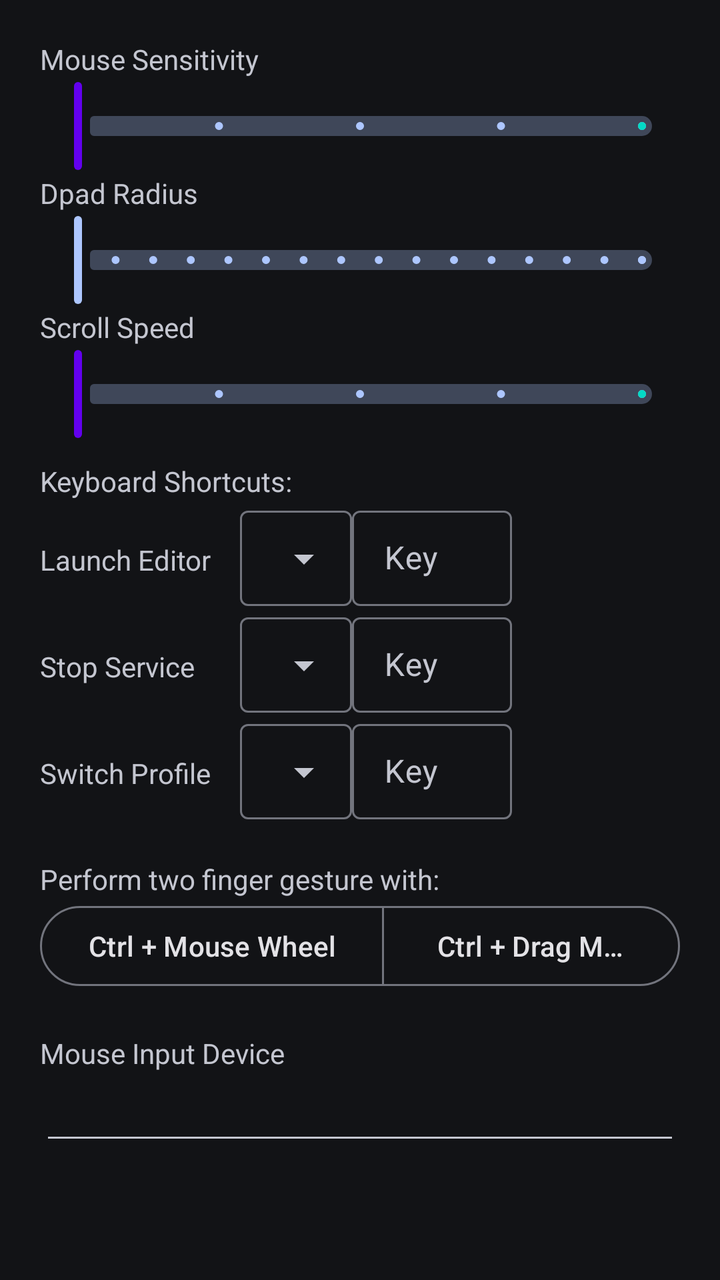
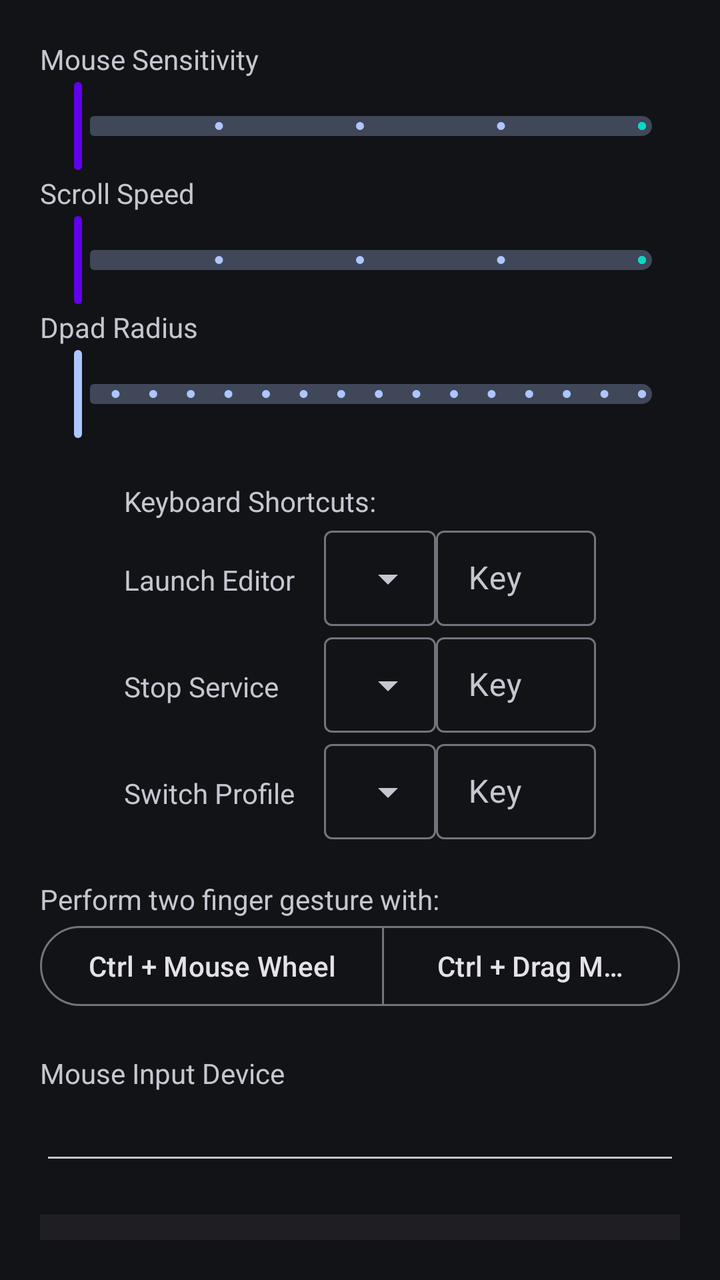

Two renders of the same Android screen: before a commit and after it. Below are the layout's source before the change and the commit's diff.
<!-- AndroidManifest.xml: application theme Theme.XtMapper -->
<!-- res/layout/fragment_settings_dialog.xml -->
<?xml version="1.0" encoding="utf-8"?>
<LinearLayout xmlns:android="http://schemas.android.com/apk/res/android"
    xmlns:app="http://schemas.android.com/apk/res-auto"
    xmlns:tools="http://schemas.android.com/tools"
    android:layout_width="match_parent"
    android:layout_height="match_parent"
    android:orientation="vertical"
    android:theme="@style/Theme.Material3.DynamicColors.Dark"
    android:padding="20dp">
    <TextView
        android:layout_width="wrap_content"
        android:layout_height="wrap_content"
        android:text="@string/mouse_sensitivity"/>

    <com.google.android.material.slider.Slider
        android:id="@+id/slider_mouse"
        android:layout_width="wrap_content"
        android:layout_height="wrap_content"
        android:stepSize="1"
        android:valueFrom="1"
        android:valueTo="5"
        app:haloColor="@color/purple_700"
        app:thumbColor="@color/purple_500"
        app:trackColorActive="@color/teal_200"
        app:trackHeight="10dp"
        tools:value="2" />

    <TextView
        android:layout_width="wrap_content"
        android:layout_height="wrap_content"
        android:text="@string/dpad_radius"/>

    <com.google.android.material.slider.Slider
        android:id="@+id/slider_dpad"
        android:layout_width="wrap_content"
        android:layout_height="wrap_content"
        android:stepSize="0.1"
        android:valueFrom="0.5"
        android:valueTo="2.0"
        app:trackHeight="10dp"
        tools:value="1.0" />

    <TextView
        android:layout_width="wrap_content"
        android:layout_height="wrap_content"
        android:text="@string/scroll_speed"/>

    <com.google.android.material.slider.Slider
        android:id="@+id/slider_scroll_speed"
        android:layout_width="wrap_content"
        android:layout_height="wrap_content"
        android:stepSize="1"
        android:valueFrom="1"
        android:valueTo="5"
        app:haloColor="@color/purple_700"
        app:thumbColor="@color/purple_500"
        app:trackColorActive="@color/teal_200"
        app:trackHeight="10dp"
        tools:value="2" />

    <TextView
        android:layout_marginTop="10dp"
        android:layout_width="match_parent"
        android:layout_height="wrap_content"
        android:text="@string/keyboard_shortcuts" />

    <LinearLayout
        android:layout_width="match_parent"
        android:layout_height="wrap_content"
        android:orientation="horizontal">

        <TextView
            android:layout_width="90dp"
            android:layout_height="wrap_content"
            android:layout_marginRight="10dp"
            android:text="@string/launch_editor"
            android:labelFor="@id/launch_editor_modifier"/>

        <com.google.android.material.textfield.TextInputLayout
            style="@style/Widget.Material3.TextInputLayout.OutlinedBox.Dense.ExposedDropdownMenu"
            android:layout_width="wrap_content"
            android:layout_height="wrap_content">

            <AutoCompleteTextView
                android:id="@+id/launch_editor_modifier"
                android:layout_width="match_parent"
                android:layout_height="wrap_content"
                android:inputType="none" />

        </com.google.android.material.textfield.TextInputLayout>

        <com.google.android.material.textfield.TextInputLayout
            android:layout_width="80dp"
            android:layout_height="wrap_content"
            style="@style/Widget.Material3.TextInputLayout.OutlinedBox.Dense"
            android:hint="@string/key">
            <com.google.android.material.textfield.TextInputEditText
                android:layout_width="match_parent"
                android:layout_height="wrap_content"
                android:id="@+id/launch_editor"
                android:inputType="none" />

        </com.google.android.material.textfield.TextInputLayout>

    </LinearLayout>

    <LinearLayout
        android:layout_width="match_parent"
        android:layout_height="wrap_content"
        android:orientation="horizontal">

        <TextView
            android:layout_width="90dp"
            android:layout_height="wrap_content"
            android:text="@string/stop_service"
            android:layout_marginRight="10dp"
            android:labelFor="@id/stop_service_modifier"/>


        <com.google.android.material.textfield.TextInputLayout
            style="@style/Widget.Material3.TextInputLayout.OutlinedBox.Dense.ExposedDropdownMenu"
            android:layout_width="wrap_content"
            android:layout_height="wrap_content">

            <AutoCompleteTextView
                android:id="@+id/stop_service_modifier"
                android:layout_width="match_parent"
                android:layout_height="wrap_content"
                android:inputType="none" />

        </com.google.android.material.textfield.TextInputLayout>

        <com.google.android.material.textfield.TextInputLayout
            android:layout_width="80dp"
            android:layout_height="wrap_content"
            style="@style/Widget.Material3.TextInputLayout.OutlinedBox.Dense"
            android:hint="@string/key">
            <com.google.android.material.textfield.TextInputEditText
                android:layout_width="match_parent"
                android:layout_height="wrap_content"
                android:id="@+id/stop_service"
                android:inputType="none" />
        </com.google.android.material.textfield.TextInputLayout>
    </LinearLayout>

    <LinearLayout
        android:layout_width="match_parent"
        android:layout_height="wrap_content"
        android:orientation="horizontal">

        <TextView
            android:layout_width="90dp"
            android:layout_height="wrap_content"
            android:text="@string/switch_profile"
            android:layout_marginRight="10dp"/>


        <com.google.android.material.textfield.TextInputLayout
            style="@style/Widget.Material3.TextInputLayout.OutlinedBox.Dense.ExposedDropdownMenu"
            android:layout_width="wrap_content"
            android:layout_height="wrap_content">

            <AutoCompleteTextView
                android:id="@+id/switch_profile_modifier"
                android:layout_width="match_parent"
                android:layout_height="wrap_content"
                android:inputType="none" />

        </com.google.android.material.textfield.TextInputLayout>

        <com.google.android.material.textfield.TextInputLayout
            android:layout_width="80dp"
            android:layout_height="wrap_content"
            style="@style/Widget.Material3.TextInputLayout.OutlinedBox.Dense"
            android:hint="@string/key">
            <com.google.android.material.textfield.TextInputEditText
                android:layout_width="match_parent"
                android:layout_height="wrap_content"
                android:id="@+id/switch_profile"
                android:inputType="none" />
        </com.google.android.material.textfield.TextInputLayout>
    </LinearLayout>

    <com.google.android.material.textview.MaterialTextView
        android:layout_width="match_parent"
        android:layout_height="wrap_content"
        android:layout_marginTop="20dp"
        android:text="@string/pinch_to_zoom_gesture_info" />

    <com.google.android.material.button.MaterialButtonToggleGroup
        android:layout_width="wrap_content"
        android:layout_height="wrap_content">
        <com.google.android.material.button.MaterialButton
            style="?attr/materialButtonOutlinedStyle"
            android:layout_width="wrap_content"
            android:layout_height="wrap_content"
            android:id="@+id/mouse_wheel_toggle"
            android:text="@string/mouse_wheel"/>
        <com.google.android.material.button.MaterialButton
            style="?attr/materialButtonOutlinedStyle"
            android:layout_width="wrap_content"
            android:layout_height="wrap_content"
            android:id="@+id/mouse_drag_toggle"
            android:text="@string/drag_mouse"/>
    </com.google.android.material.button.MaterialButtonToggleGroup>

    <TextView
        android:layout_width="wrap_content"
        android:layout_height="wrap_content"
        android:text="@string/mouse_input_device"
        android:labelFor="@id/input_device"
        android:layout_marginTop="20dp"/>

    <EditText
        android:layout_width="match_parent"
        android:layout_height="wrap_content"
        android:inputType="textNoSuggestions"
        android:id="@+id/input_device"
        android:importantForAutofill="no" />
</LinearLayout>
<!-- resources referenced by this layout -->
<resources>
  <color name="purple_500">#FF6200EE</color>
  <color name="purple_700">#FF3700B3</color>
  <color name="teal_200">#FF03DAC5</color>
  <string name="dpad_radius">Dpad Radius</string>
  <string name="drag_mouse">Ctrl + Drag Mouse</string>
  <string name="key">Key</string>
  <string name="keyboard_shortcuts">Keyboard Shortcuts:</string>
  <string name="launch_editor">Launch Editor</string>
  <string name="mouse_input_device">Mouse Input Device</string>
  <string name="mouse_sensitivity">Mouse Sensitivity</string>
  <string name="mouse_wheel">Ctrl + Mouse Wheel</string>
  <string name="pinch_to_zoom_gesture_info">Perform two finger gesture with:</string>
  <string name="scroll_speed">Scroll Speed</string>
  <string name="stop_service">Stop Service</string>
  <string name="switch_profile">Switch Profile</string>
  <style name="Theme.XtMapper" parent="Theme.Material3.DynamicColors.Dark">
          
          <item name="colorPrimary">@color/grey</item>
          <item name="colorPrimaryVariant">@color/purple_500</item>
          <item name="colorOnPrimary">@color/white</item>
          
          <item name="colorSecondary">@color/teal_200</item>
          <item name="colorSecondaryVariant">@color/teal_700</item>
          <item name="colorOnSecondary">@color/black</item>
          
          <item name="android:statusBarColor">?attr/colorPrimaryVariant</item>
          
      </style>
  <color name="grey">#303030</color>
  <color name="white">#FFFFFFFF</color>
  <color name="teal_700">#FF018786</color>
  <color name="black">#FF000000</color>
</resources>

<!-- the commit's change to res/layout/fragment_settings_dialog.xml (unified diff, before → after) -->
@@ -6,215 +6,253 @@
     android:layout_height="match_parent"
     android:orientation="vertical"
     android:theme="@style/Theme.Material3.DynamicColors.Dark"
-    android:padding="20dp">
-    <TextView
+    android:padding="20dp"
+    android:animateLayoutChanges="true">
+
+    <LinearLayout
+        android:id="@+id/sliders"
+        android:layout_width="match_parent"
+        android:layout_height="wrap_content"
+        android:layout_marginBottom="20dp"
+        android:orientation="vertical">
+
+        <TextView
+            android:layout_width="wrap_content"
+            android:layout_height="wrap_content"
+            android:text="@string/mouse_sensitivity" />
+
+        <com.google.android.material.slider.Slider
+            android:id="@+id/slider_mouse"
+            android:layout_width="wrap_content"
+            android:layout_height="wrap_content"
+            android:stepSize="1"
+            android:valueFrom="1"
+            android:valueTo="5"
+            app:haloColor="@color/purple_700"
+            app:thumbColor="@color/purple_500"
+            app:trackColorActive="@color/teal_200"
+            app:trackHeight="10dp"
+            tools:value="2" />
+
+        <TextView
+            android:layout_width="wrap_content"
+            android:layout_height="wrap_content"
+            android:text="@string/scroll_speed" />
+
+        <com.google.android.material.slider.Slider
+            android:id="@+id/slider_scroll_speed"
+            android:layout_width="wrap_content"
+            android:layout_height="wrap_content"
+            android:stepSize="1"
+            android:valueFrom="1"
+            android:valueTo="5"
+            app:haloColor="@color/purple_700"
+            app:thumbColor="@color/purple_500"
+            app:trackColorActive="@color/teal_200"
+            app:trackHeight="10dp"
+            tools:value="2" />
+
+        <TextView
+            android:layout_width="wrap_content"
+            android:layout_height="wrap_content"
+            android:text="@string/dpad_radius" />
+
+        <com.google.android.material.slider.Slider
+            android:id="@+id/slider_dpad"
+            android:layout_width="wrap_content"
+            android:layout_height="wrap_content"
+            android:stepSize="0.1"
+            android:valueFrom="0.5"
+            android:valueTo="2.0"
+            app:trackHeight="10dp"
+            tools:value="1.0" />
+
+    </LinearLayout>
+
+    <LinearLayout
+        android:id="@+id/shortcuts"
         android:layout_width="wrap_content"
         android:layout_height="wrap_content"
-        android:text="@string/mouse_sensitivity"/>
-
-    <com.google.android.material.slider.Slider
-        android:id="@+id/slider_mouse"
-        android:layout_width="wrap_content"
-        android:layout_height="wrap_content"
-        android:stepSize="1"
-        android:valueFrom="1"
-        android:valueTo="5"
-        app:haloColor="@color/purple_700"
-        app:thumbColor="@color/purple_500"
-        app:trackColorActive="@color/teal_200"
-        app:trackHeight="10dp"
-        tools:value="2" />
-
-    <TextView
-        android:layout_width="wrap_content"
-        android:layout_height="wrap_content"
-        android:text="@string/dpad_radius"/>
-
-    <com.google.android.material.slider.Slider
-        android:id="@+id/slider_dpad"
-        android:layout_width="wrap_content"
-        android:layout_height="wrap_content"
-        android:stepSize="0.1"
-        android:valueFrom="0.5"
-        android:valueTo="2.0"
-        app:trackHeight="10dp"
-        tools:value="1.0" />
-
-    <TextView
-        android:layout_width="wrap_content"
-        android:layout_height="wrap_content"
-        android:text="@string/scroll_speed"/>
-
-    <com.google.android.material.slider.Slider
-        android:id="@+id/slider_scroll_speed"
-        android:layout_width="wrap_content"
-        android:layout_height="wrap_content"
-        android:stepSize="1"
-        android:valueFrom="1"
-        android:valueTo="5"
-        app:haloColor="@color/purple_700"
-        app:thumbColor="@color/purple_500"
-        app:trackColorActive="@color/teal_200"
-        app:trackHeight="10dp"
-        tools:value="2" />
-
-    <TextView
-        android:layout_marginTop="10dp"
+        android:layout_gravity="center"
+        android:layout_marginBottom="20dp"
+        android:orientation="vertical">
+
+        <TextView
+            android:layout_width="match_parent"
+            android:layout_height="wrap_content"
+            android:text="@string/keyboard_shortcuts" />
+
+        <LinearLayout
+            android:layout_width="match_parent"
+            android:layout_height="wrap_content"
+            android:orientation="horizontal">
+
+            <TextView
+                android:layout_width="90dp"
+                android:layout_height="wrap_content"
+                android:layout_marginRight="10dp"
+                android:labelFor="@id/launch_editor_modifier"
+                android:text="@string/launch_editor" />
+
+            <com.google.android.material.textfield.TextInputLayout
+                style="@style/Widget.Material3.TextInputLayout.OutlinedBox.Dense.ExposedDropdownMenu"
+                android:layout_width="wrap_content"
+                android:layout_height="wrap_content">
+
+                <AutoCompleteTextView
+                    android:id="@+id/launch_editor_modifier"
+                    android:layout_width="match_parent"
+                    android:layout_height="wrap_content"
+                    android:inputType="none" />
+
+            </com.google.android.material.textfield.TextInputLayout>
+
+            <com.google.android.material.textfield.TextInputLayout
+                style="@style/Widget.Material3.TextInputLayout.OutlinedBox.Dense"
+                android:layout_width="80dp"
+                android:layout_height="wrap_content"
+                android:hint="@string/key">
+
+                <com.google.android.material.textfield.TextInputEditText
+                    android:id="@+id/launch_editor"
+                    android:layout_width="match_parent"
+                    android:layout_height="wrap_content"
+                    android:inputType="none" />
+
+            </com.google.android.material.textfield.TextInputLayout>
+
+        </LinearLayout>
+
+        <LinearLayout
+            android:layout_width="match_parent"
+            android:layout_height="wrap_content"
+            android:orientation="horizontal">
+
+            <TextView
+                android:layout_width="90dp"
+                android:layout_height="wrap_content"
+                android:layout_marginRight="10dp"
+                android:labelFor="@id/stop_service_modifier"
+                android:text="@string/stop_service" />
+
+
+            <com.google.android.material.textfield.TextInputLayout
+                style="@style/Widget.Material3.TextInputLayout.OutlinedBox.Dense.ExposedDropdownMenu"
+                android:layout_width="wrap_content"
+                android:layout_height="wrap_content">
+
+                <AutoCompleteTextView
+                    android:id="@+id/stop_service_modifier"
+                    android:layout_width="match_parent"
+                    android:layout_height="wrap_content"
+                    android:inputType="none" />
+
+            </com.google.android.material.textfield.TextInputLayout>
+
+            <com.google.android.material.textfield.TextInputLayout
+                style="@style/Widget.Material3.TextInputLayout.OutlinedBox.Dense"
+                android:layout_width="80dp"
+                android:layout_height="wrap_content"
+                android:hint="@string/key">
+
+                <com.google.android.material.textfield.TextInputEditText
+                    android:id="@+id/stop_service"
+                    android:layout_width="match_parent"
+                    android:layout_height="wrap_content"
+                    android:inputType="none" />
+            </com.google.android.material.textfield.TextInputLayout>
+        </LinearLayout>
+
+        <LinearLayout
+            android:layout_width="match_parent"
+            android:layout_height="wrap_content"
+            android:orientation="horizontal">
+
+            <TextView
+                android:layout_width="90dp"
+                android:layout_height="wrap_content"
+                android:layout_marginRight="10dp"
+                android:text="@string/switch_profile" />
+
+
+            <com.google.android.material.textfield.TextInputLayout
+                style="@style/Widget.Material3.TextInputLayout.OutlinedBox.Dense.ExposedDropdownMenu"
+                android:layout_width="wrap_content"
+                android:layout_height="wrap_content">
+
+                <AutoCompleteTextView
+                    android:id="@+id/switch_profile_modifier"
+                    android:layout_width="match_parent"
+                    android:layout_height="wrap_content"
+                    android:inputType="none" />
+
+            </com.google.android.material.textfield.TextInputLayout>
+
+            <com.google.android.material.textfield.TextInputLayout
+                style="@style/Widget.Material3.TextInputLayout.OutlinedBox.Dense"
+                android:layout_width="80dp"
+                android:layout_height="wrap_content"
+                android:hint="@string/key">
+
+                <com.google.android.material.textfield.TextInputEditText
+                    android:id="@+id/switch_profile"
+                    android:layout_width="match_parent"
+                    android:layout_height="wrap_content"
+                    android:inputType="none" />
+            </com.google.android.material.textfield.TextInputLayout>
+        </LinearLayout>
+    </LinearLayout>
+
+    <LinearLayout
+        android:id="@+id/misc"
         android:layout_width="match_parent"
         android:layout_height="wrap_content"
-        android:text="@string/keyboard_shortcuts" />
-
-    <LinearLayout
+        android:layout_marginBottom="20dp"
+        android:orientation="vertical">
+
+        <TextView
+            android:layout_width="match_parent"
+            android:layout_height="wrap_content"
+            android:text="@string/pinch_to_zoom_gesture_info" />
+
+        <com.google.android.material.button.MaterialButtonToggleGroup
+            android:layout_width="wrap_content"
+            android:layout_height="wrap_content">
+
+            <com.google.android.material.button.MaterialButton
+                android:id="@+id/mouse_wheel_toggle"
+                style="?attr/materialButtonOutlinedStyle"
+                android:layout_width="wrap_content"
+                android:layout_height="wrap_content"
+                android:text="@string/mouse_wheel" />
+
+            <com.google.android.material.button.MaterialButton
+                android:id="@+id/mouse_drag_toggle"
+                style="?attr/materialButtonOutlinedStyle"
+                android:layout_width="wrap_content"
+                android:layout_height="wrap_content"
+                android:text="@string/drag_mouse" />
+        </com.google.android.material.button.MaterialButtonToggleGroup>
+
+        <TextView
+            android:layout_width="wrap_content"
+            android:layout_height="wrap_content"
+            android:layout_marginTop="20dp"
+            android:labelFor="@id/input_device"
+            android:text="@string/mouse_input_device" />
+
+        <EditText
+            android:id="@+id/input_device"
+            android:layout_width="match_parent"
+            android:layout_height="wrap_content"
+            android:importantForAutofill="no"
+            android:inputType="textNoSuggestions" />
+    </LinearLayout>
+
+    <com.google.android.material.bottomnavigation.BottomNavigationView
+        android:id="@+id/bottom_navigation"
         android:layout_width="match_parent"
         android:layout_height="wrap_content"
-        android:orientation="horizontal">
-
-        <TextView
-            android:layout_width="90dp"
-            android:layout_height="wrap_content"
-            android:layout_marginRight="10dp"
-            android:text="@string/launch_editor"
-            android:labelFor="@id/launch_editor_modifier"/>
-
-        <com.google.android.material.textfield.TextInputLayout
-            style="@style/Widget.Material3.TextInputLayout.OutlinedBox.Dense.ExposedDropdownMenu"
-            android:layout_width="wrap_content"
-            android:layout_height="wrap_content">
-
-            <AutoCompleteTextView
-                android:id="@+id/launch_editor_modifier"
-                android:layout_width="match_parent"
-                android:layout_height="wrap_content"
-                android:inputType="none" />
-
-        </com.google.android.material.textfield.TextInputLayout>
-
-        <com.google.android.material.textfield.TextInputLayout
-            android:layout_width="80dp"
-            android:layout_height="wrap_content"
-            style="@style/Widget.Material3.TextInputLayout.OutlinedBox.Dense"
-            android:hint="@string/key">
-            <com.google.android.material.textfield.TextInputEditText
-                android:layout_width="match_parent"
-                android:layout_height="wrap_content"
-                android:id="@+id/launch_editor"
-                android:inputType="none" />
-
-        </com.google.android.material.textfield.TextInputLayout>
-
-    </LinearLayout>
-
-    <LinearLayout
-        android:layout_width="match_parent"
-        android:layout_height="wrap_content"
-        android:orientation="horizontal">
-
-        <TextView
-            android:layout_width="90dp"
-            android:layout_height="wrap_content"
-            android:text="@string/stop_service"
-            android:layout_marginRight="10dp"
-            android:labelFor="@id/stop_service_modifier"/>
-
-
-        <com.google.android.material.textfield.TextInputLayout
-            style="@style/Widget.Material3.TextInputLayout.OutlinedBox.Dense.ExposedDropdownMenu"
-            android:layout_width="wrap_content"
-            android:layout_height="wrap_content">
-
-            <AutoCompleteTextView
-                android:id="@+id/stop_service_modifier"
-                android:layout_width="match_parent"
-                android:layout_height="wrap_content"
-                android:inputType="none" />
-
-        </com.google.android.material.textfield.TextInputLayout>
-
-        <com.google.android.material.textfield.TextInputLayout
-            android:layout_width="80dp"
-            android:layout_height="wrap_content"
-            style="@style/Widget.Material3.TextInputLayout.OutlinedBox.Dense"
-            android:hint="@string/key">
-            <com.google.android.material.textfield.TextInputEditText
-                android:layout_width="match_parent"
-                android:layout_height="wrap_content"
-                android:id="@+id/stop_service"
-                android:inputType="none" />
-        </com.google.android.material.textfield.TextInputLayout>
-    </LinearLayout>
-
-    <LinearLayout
-        android:layout_width="match_parent"
-        android:layout_height="wrap_content"
-        android:orientation="horizontal">
-
-        <TextView
-            android:layout_width="90dp"
-            android:layout_height="wrap_content"
-            android:text="@string/switch_profile"
-            android:layout_marginRight="10dp"/>
-
-
-        <com.google.android.material.textfield.TextInputLayout
-            style="@style/Widget.Material3.TextInputLayout.OutlinedBox.Dense.ExposedDropdownMenu"
-            android:layout_width="wrap_content"
-            android:layout_height="wrap_content">
-
-            <AutoCompleteTextView
-                android:id="@+id/switch_profile_modifier"
-                android:layout_width="match_parent"
-                android:layout_height="wrap_content"
-                android:inputType="none" />
-
-        </com.google.android.material.textfield.TextInputLayout>
-
-        <com.google.android.material.textfield.TextInputLayout
-            android:layout_width="80dp"
-            android:layout_height="wrap_content"
-            style="@style/Widget.Material3.TextInputLayout.OutlinedBox.Dense"
-            android:hint="@string/key">
-            <com.google.android.material.textfield.TextInputEditText
-                android:layout_width="match_parent"
-                android:layout_height="wrap_content"
-                android:id="@+id/switch_profile"
-                android:inputType="none" />
-        </com.google.android.material.textfield.TextInputLayout>
-    </LinearLayout>
-
-    <com.google.android.material.textview.MaterialTextView
-        android:layout_width="match_parent"
-        android:layout_height="wrap_content"
-        android:layout_marginTop="20dp"
-        android:text="@string/pinch_to_zoom_gesture_info" />
-
-    <com.google.android.material.button.MaterialButtonToggleGroup
-        android:layout_width="wrap_content"
-        android:layout_height="wrap_content">
-        <com.google.android.material.button.MaterialButton
-            style="?attr/materialButtonOutlinedStyle"
-            android:layout_width="wrap_content"
-            android:layout_height="wrap_content"
-            android:id="@+id/mouse_wheel_toggle"
-            android:text="@string/mouse_wheel"/>
-        <com.google.android.material.button.MaterialButton
-            style="?attr/materialButtonOutlinedStyle"
-            android:layout_width="wrap_content"
-            android:layout_height="wrap_content"
-            android:id="@+id/mouse_drag_toggle"
-            android:text="@string/drag_mouse"/>
-    </com.google.android.material.button.MaterialButtonToggleGroup>
-
-    <TextView
-        android:layout_width="wrap_content"
-        android:layout_height="wrap_content"
-        android:text="@string/mouse_input_device"
-        android:labelFor="@id/input_device"
-        android:layout_marginTop="20dp"/>
-
-    <EditText
-        android:layout_width="match_parent"
-        android:layout_height="wrap_content"
-        android:inputType="textNoSuggestions"
-        android:id="@+id/input_device"
-        android:importantForAutofill="no" />
+        app:menu="@menu/bottom_navigation_menu" />
+
 </LinearLayout>
